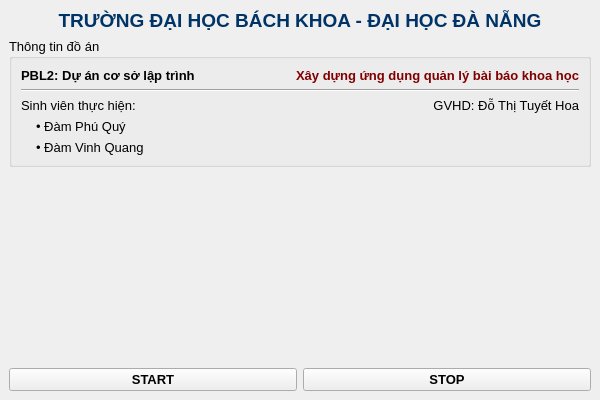
Before: the Qt Designer form src/components/mainwindow.ui in DamPhuQuy/Scientific-Article-Management, drawn with Qt 5.
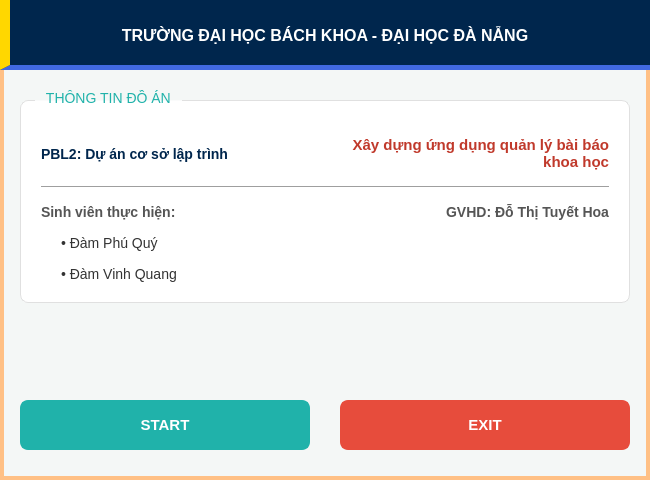
After: the same form once the commit is applied.

Patch:
```diff
--- a/src/components/mainwindow.ui
+++ b/src/components/mainwindow.ui
@@ -6,118 +6,188 @@
    <rect>
     <x>0</x>
     <y>0</y>
-    <width>600</width>
-    <height>400</height>
+    <width>650</width>
+    <height>480</height>
    </rect>
   </property>
   <property name="windowTitle">
    <string>Quản lý bài báo khoa học - PBL2</string>
   </property>
+
+  <property name="styleSheet">
+   <string notr="true">
+    /* --- MAIN WINDOW --- */
+    QMainWindow {
+        background-color: #f4f7f6; /* Nền xám nhạt */
+    }
+
+    /* Viền cam bao quanh nội dung chính */
+    QWidget#centralwidget {
+        border: 4px solid #FFC085; 
+        background-color: #f4f7f6;
+    }
+
+    QWidget { font-family: &quot;Segoe UI&quot;, Arial, sans-serif; font-size: 14px; }
+
+    /* --- GROUP BOX --- */
+    QGroupBox {
+        background-color: #ffffff;
+        border: 1px solid #e0e0e0;
+        border-radius: 8px;
+        margin-top: 10px;
+        font-size: 14px;
+    }
+    QGroupBox::title {
+        subcontrol-origin: margin;
+        padding: 0 5px;
+        color: #20B2AA; /* Màu xanh ngọc của tiêu đề */
+        font-weight: bold;
+        font-size: 15px;
+        left: 15px; /* Thụt đầu dòng tiêu đề */
+    }
+    
+    /* --- LABELS --- */
+    QLabel { color: #333; }
+    QLabel#label_ProjectName { color: #c0392b; font-weight: bold; font-size: 15px; }
+    QLabel#label_PBL { color: #00264d; font-weight: bold; }
+    QLabel#label_Teacher, QLabel#label_StudentsTitle { font-weight: bold; color: #555; }
+   </string>
+  </property>
+
   <widget class="QWidget" name="centralwidget">
    <layout class="QVBoxLayout" name="verticalLayout">
+    <property name="spacing">
+     <number>0</number>
+    </property>
+    <property name="leftMargin">
+     <number>0</number>
+    </property>
+    <property name="topMargin">
+     <number>0</number>
+    </property>
+    <property name="rightMargin">
+     <number>0</number>
+    </property>
+    <property name="bottomMargin">
+     <number>20</number>
+    </property>
+
+    <item>
+     <widget class="QWidget" name="headerContainer" native="true">
+      <property name="minimumSize">
+       <size>
+        <width>0</width>
+        <height>70</height>
+       </size>
+      </property>
+      <property name="styleSheet">
+       <string notr="true">
+        QWidget#headerContainer {
+            background-color: #00264d; /* Xanh đậm DUT */
+            border-bottom: 5px solid #4169E1;
+            border-left: 10px solid #FFD700; /* VẠCH VÀNG ĐẬM LOGO DUT */
+        }
+       </string>
+      </property>
+      <layout class="QHBoxLayout" name="horizontalLayout_Header">
     <item>
      <widget class="QLabel" name="lblHeader">
-      <property name="font">
-       <font>
-        <family>Segoe UI</family>
-        <pointsize>14</pointsize>
-        <bold>true</bold>
-       </font>
-      </property>
-      <property name="styleSheet">
-       <string notr="true">color: #003366;</string>
-      </property>
       <property name="text">
        <string>TRƯỜNG ĐẠI HỌC BÁCH KHOA - ĐẠI HỌC ĐÀ NẴNG</string>
       </property>
       <property name="alignment">
        <set>Qt::AlignmentFlag::AlignCenter</set>
       </property>
-     </widget>
-    </item>
+         <property name="styleSheet">
+          <string notr="true">
+           color: #ffffff;
+           font-weight: 900;
+           font-size: 16px;
+           background: transparent;
+          </string>
+         </property>
+        </widget>
+       </item>
+      </layout>
+     </widget>
+    </item>
+
+    <item>
+     <widget class="QWidget" name="bodyContainer" native="true">
+      <layout class="QVBoxLayout" name="verticalLayout_Body">
+       <property name="leftMargin">
+        <number>20</number>
+       </property>
+       <property name="topMargin">
+        <number>20</number>
+       </property>
+       <property name="rightMargin">
+        <number>20</number>
+       </property>
+       <property name="bottomMargin">
+        <number>10</number>
+       </property>
+       <property name="spacing">
+        <number>20</number>
+       </property>
+
     <item>
      <widget class="QGroupBox" name="groupBoxInfo">
-      <property name="font">
-       <font>
-        <family>Segoe UI</family>
-        <pointsize>10</pointsize>
-       </font>
-      </property>
       <property name="title">
-       <string>Thông tin đồ án</string>
+          <string> THÔNG TIN ĐỒ ÁN </string>
       </property>
       <layout class="QGridLayout" name="gridLayout">
-       <item row="0" column="1">
-        <widget class="QLabel" name="label_ProjectName">
-         <property name="font">
-          <font>
-           <family>Segoe UI</family>
-           <pointsize>10</pointsize>
-           <bold>true</bold>
-          </font>
-         </property>
-         <property name="styleSheet">
-          <string notr="true">color: #800000;</string>
-         </property>
-         <property name="text">
-          <string>Xây dựng ứng dụng quản lý bài báo khoa học</string>
-         </property>
-         <property name="alignment">
-          <set>Qt::AlignmentFlag::AlignRight|Qt::AlignmentFlag::AlignTrailing|Qt::AlignmentFlag::AlignVCenter</set>
-         </property>
-        </widget>
-       </item>
-       <item row="3" column="0">
-        <widget class="QLabel" name="label_Student1">
-         <property name="text">
-          <string>• Đàm Phú Quý</string>
-         </property>
-         <property name="indent">
+          <property name="verticalSpacing">
           <number>15</number>
          </property>
-        </widget>
-       </item>
+          <property name="horizontalSpacing">
+           <number>20</number>
+          </property>
+          <property name="leftMargin">
+           <number>20</number>
+          </property>
+          <property name="topMargin">
+           <number>35</number>
+          </property>
+          <property name="rightMargin">
+           <number>20</number>
+          </property>
+          <property name="bottomMargin">
+           <number>20</number>
+          </property>
+
        <item row="0" column="0">
         <widget class="QLabel" name="label_PBL">
-         <property name="font">
-          <font>
-           <family>Segoe UI</family>
-           <pointsize>10</pointsize>
-           <bold>true</bold>
-          </font>
-         </property>
          <property name="text">
           <string>PBL2: Dự án cơ sở lập trình</string>
          </property>
         </widget>
        </item>
-       <item row="2" column="1">
-        <widget class="QLabel" name="label_Teacher">
+          <item row="0" column="1">
+           <widget class="QLabel" name="label_ProjectName">
          <property name="text">
-          <string>GVHD: Đỗ Thị Tuyết Hoa</string>
+             <string>Xây dựng ứng dụng quản lý bài báo khoa học</string>
          </property>
          <property name="alignment">
           <set>Qt::AlignmentFlag::AlignRight|Qt::AlignmentFlag::AlignTrailing|Qt::AlignmentFlag::AlignVCenter</set>
          </property>
-        </widget>
-       </item>
+            <property name="wordWrap">
+             <bool>true</bool>
+            </property>
+           </widget>
+          </item>
+
        <item row="1" column="0" colspan="2">
         <widget class="Line" name="line">
          <property name="orientation">
           <enum>Qt::Orientation::Horizontal</enum>
          </property>
-        </widget>
-       </item>
-       <item row="4" column="0">
-        <widget class="QLabel" name="label_Student2">
-         <property name="text">
-          <string>• Đàm Vinh Quang</string>
-         </property>
-         <property name="indent">
-          <number>15</number>
-         </property>
-        </widget>
-       </item>
+            <property name="styleSheet">
+             <string notr="true">color: #cccccc;</string>
+            </property>
+           </widget>
+          </item>
+
        <item row="2" column="0">
         <widget class="QLabel" name="label_StudentsTitle">
          <property name="text">
@@ -125,9 +195,41 @@
          </property>
         </widget>
        </item>
+          <item row="2" column="1">
+           <widget class="QLabel" name="label_Teacher">
+            <property name="text">
+             <string>GVHD: Đỗ Thị Tuyết Hoa</string>
+            </property>
+            <property name="alignment">
+             <set>Qt::AlignmentFlag::AlignRight|Qt::AlignmentFlag::AlignTrailing|Qt::AlignmentFlag::AlignVCenter</set>
+            </property>
+           </widget>
+          </item>
+
+          <item row="3" column="0" colspan="2">
+           <widget class="QLabel" name="label_Student1">
+            <property name="text">
+             <string>• Đàm Phú Quý</string>
+            </property>
+            <property name="indent">
+             <number>20</number>
+            </property>
+           </widget>
+          </item>
+          <item row="4" column="0" colspan="2">
+           <widget class="QLabel" name="label_Student2">
+            <property name="text">
+             <string>• Đàm Vinh Quang</string>
+            </property>
+            <property name="indent">
+             <number>20</number>
+            </property>
+           </widget>
+          </item>
       </layout>
      </widget>
     </item>
+
     <item>
      <spacer name="verticalSpacer">
       <property name="orientation">
@@ -136,21 +238,25 @@
       <property name="sizeHint" stdset="0">
        <size>
         <width>20</width>
-        <height>40</height>
+           <height>20</height>
        </size>
       </property>
      </spacer>
     </item>
+
     <item>
      <layout class="QHBoxLayout" name="horizontalLayout_Buttons">
+         <property name="spacing">
+          <number>30</number>
+         </property>
+         
       <item>
        <widget class="QPushButton" name="btnStart">
-        <property name="font">
-         <font>
-          <family>Segoe UI</family>
-          <pointsize>10</pointsize>
-          <bold>true</bold>
-         </font>
+           <property name="minimumSize">
+            <size>
+             <width>150</width>
+             <height>50</height>
+            </size>
         </property>
         <property name="cursor">
          <cursorShape>PointingHandCursor</cursorShape>
@@ -158,27 +264,60 @@
         <property name="text">
          <string>START</string>
         </property>
-       </widget>
-      </item>
+           <property name="styleSheet">
+            <string notr="true">
+             QPushButton {
+              background-color: #20B2AA; 
+              border: 2px solid #20B2AA;
+              border-radius: 8px; 
+              color: white; 
+              font-weight: bold;
+              font-size: 15px;
+             }
+             QPushButton:hover { background-color: #17a098; border-color: #17a098; }
+             QPushButton:pressed { background-color: #0e6b65; }
+            </string>
+           </property>
+          </widget>
+         </item>
+
       <item>
        <widget class="QPushButton" name="btnStop">
-        <property name="font">
-         <font>
-          <family>Segoe UI</family>
-          <pointsize>10</pointsize>
-          <bold>true</bold>
-         </font>
+           <property name="minimumSize">
+            <size>
+             <width>150</width>
+             <height>50</height>
+            </size>
         </property>
         <property name="cursor">
          <cursorShape>PointingHandCursor</cursorShape>
         </property>
         <property name="text">
-         <string>STOP</string>
-        </property>
-       </widget>
-      </item>
-     </layout>
-    </item>
+            <string>EXIT</string>
+           </property>
+           <property name="styleSheet">
+            <string notr="true">
+             QPushButton {
+              background-color: #e74c3c; 
+              border: 2px solid #e74c3c;
+              border-radius: 8px; 
+              color: white; 
+              font-weight: bold;
+              font-size: 15px;
+             }
+             QPushButton:hover { background-color: #c0392b; border-color: #c0392b; }
+             QPushButton:pressed { background-color: #922b21; }
+            </string>
+           </property>
+          </widget>
+         </item>
+
+        </layout>
+       </item>
+      </layout>
+     </widget>
+    </item>
+
    </layout>
   </widget>
  </widget>
```
Left out of the diff: 19 changed lines with no effect on the pictures. Lines whose indentation alone changed are shown as unchanged.
